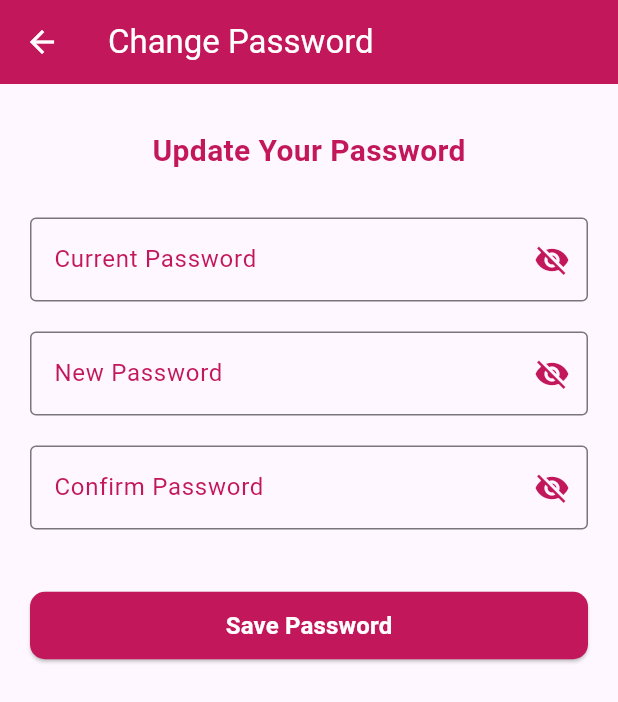
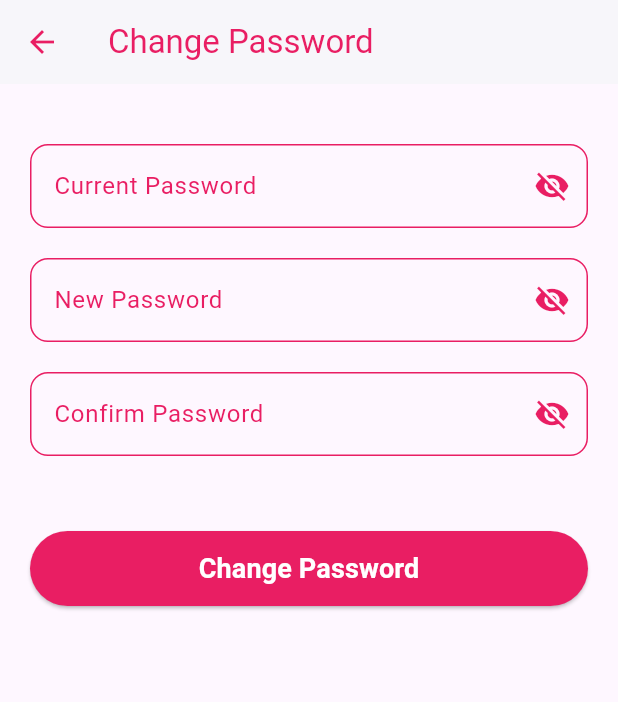
Before and after one commit to maryamf25/quickdate_app, a Flutter app: the ChangePasswordScreen screen opened directly, on a phone screen of 412 x 824 dp. Shown: the top 702 px of the screen. Run offline on Flutter 3.47's test engine with Material 3 defaults, Android fonts, the light colour scheme and no system bars; our stand-ins replace country_picker, google_sign_in, hive, hive_flutter, shared_preferences; missing offline and left inert: flutter_facebook_auth; accounts and stored records are empty.

Commit message:
Password Change function

```diff
--- a/lib/screens/LoginActivity.dart
+++ b/lib/screens/LoginActivity.dart
@@ -369,6 +369,8 @@ class _LoginScreenState extends State<LoginScreen> {
         'password': password,
         'mobile_device_id': UserDetails.deviceId,
       };
+      UserDetails.password = passwordController.text.trim();
+
       final response = await http.post(
         Uri.parse('${SocialLoginService.baseUrl}/users/login'),
         headers: {'Content-Type': 'application/x-www-form-urlencoded'},
--- a/lib/screens/change_password_screen.dart
+++ b/lib/screens/change_password_screen.dart
@@ -1,7 +1,7 @@
-import 'dart:convert';
 import 'package:flutter/material.dart';
 import 'package:http/http.dart' as http;
-import '../Utils/user_details.dart'; // adjust path if needed
+import 'dart:convert';
+import '../utils/user_details.dart';
 
 class ChangePasswordScreen extends StatefulWidget {
   const ChangePasswordScreen({super.key});
@@ -11,118 +11,24 @@ class ChangePasswordScreen extends StatefulWidget {
 }
 
 class _ChangePasswordScreenState extends State<ChangePasswordScreen> {
-  final TextEditingController _currentPasswordController = TextEditingController();
-  final TextEditingController _newPasswordController = TextEditingController();
-  final TextEditingController _confirmPasswordController = TextEditingController();
+  final TextEditingController currentPasswordController = TextEditingController();
+  final TextEditingController newPasswordController = TextEditingController();
+  final TextEditingController confirmPasswordController = TextEditingController();
+  final _formKey = GlobalKey<FormState>();
 
-  bool _isLoading = false;
-  bool _showCurrent = false;
-  bool _showNew = false;
-  bool _showConfirm = false;
+  bool currentVisible = false;
+  bool newVisible = false;
+  bool confirmVisible = false;
+  bool isLoading = false;
 
-  final darkPink = Colors.pink.shade700;
+  final Color darkPink = const Color(0xFFE91E63);
 
-  // ⚙️ Replace with your backend API URLs
-  final String loginUrl = "https://backend.staralign.me/endpoint/v1/models/login";
-  final String changePasswordUrl = "https://backend.staralign.me/endpoint/v1/models/change_password";
-
-  // ✅ Step 1: Verify current password by calling the login API (same logic as login screen)
-  Future<bool> _verifyCurrentPassword() async {
-    try {
-      var response = await http.post(
-        Uri.parse(loginUrl),
-        body: {
-          'username': UserDetails.username,
-          'password': _currentPasswordController.text.trim(),
-          'mobile_device_id': UserDetails.deviceId,
-        },
-      );
-
-      print("Verify password response: ${response.body}");
-
-      if (response.statusCode == 200) {
-        var data = jsonDecode(response.body);
-        if (data['code'] == 200 || data['status'] == "200") {
-          // Login successful → password is correct
-          return true;
-        } else {
-          _showMessage("Current password is incorrect!");
-          return false;
-        }
-      } else {
-        _showMessage("Error verifying password. Try again.");
-        return false;
-      }
-    } catch (e) {
-      _showMessage("Error: $e");
-      return false;
-    }
-  }
-
-  // ✅ Step 2: Change password after verification
-  Future<void> _changePassword() async {
-    String newPassword = _newPasswordController.text.trim();
-    String confirmPassword = _confirmPasswordController.text.trim();
-
-    if (newPassword.isEmpty || confirmPassword.isEmpty) {
-      _showMessage("Please fill in all fields!");
-      return;
-    }
-
-    if (newPassword != confirmPassword) {
-      _showMessage("New password and confirm password do not match!");
-      return;
-    }
-
-    setState(() => _isLoading = true);
-
-    bool verified = await _verifyCurrentPassword();
-    if (!verified) {
-      setState(() => _isLoading = false);
-      return;
-    }
-
-    try {
-      var response = await http.post(
-        Uri.parse(changePasswordUrl),
-        body: {
-          'access_token': UserDetails.accessToken,
-          'user_id': UserDetails.userId.toString(),
-          'new_password': newPassword,
-        },
-      );
-
-      print("Change password response: ${response.body}");
-
-      if (response.statusCode == 200) {
-        var data = jsonDecode(response.body);
-        if (data['code'] == 200 || data['status'] == "200") {
-          UserDetails.password = newPassword;
-          _showMessage("Password changed successfully!", success: true);
-          _currentPasswordController.clear();
-          _newPasswordController.clear();
-          _confirmPasswordController.clear();
-        } else {
-          _showMessage(data['message'] ?? "Failed to change password!");
-        }
-      } else {
-        _showMessage("Server error: ${response.statusCode}");
-      }
-    } catch (e) {
-      _showMessage("Error: $e");
-    } finally {
-      if (mounted) setState(() => _isLoading = false);
-    }
-  }
-
-  // ✅ SnackBar helper
-  void _showMessage(String msg, {bool success = false}) {
-    ScaffoldMessenger.of(context).showSnackBar(
-      SnackBar(
-        content: Text(msg, style: const TextStyle(color: Colors.white)),
-        backgroundColor: success ? darkPink : Colors.red.shade600,
-      ),
-    );
+  @override
+  void dispose() {
+    currentPasswordController.dispose();
+    newPasswordController.dispose();
+    confirmPasswordController.dispose();
+    super.dispose();
   }
 
   @override
@@ -130,109 +36,271 @@ class _ChangePasswordScreenState extends State<ChangePasswordScreen> {
     return Scaffold(
       appBar: AppBar(
         title: const Text("Change Password"),
-        backgroundColor: darkPink,
-        foregroundColor: Colors.white,
+        backgroundColor: Colors.white,
+        foregroundColor: darkPink,
+        elevation: 1,
+        leading: IconButton(
+          icon: const Icon(Icons.arrow_back),
+          onPressed: () => Navigator.pop(context),
+        ),
       ),
       body: SingleChildScrollView(
         padding: const EdgeInsets.all(20),
-        child: Column(
-          children: [
-            const SizedBox(height: 10),
-            Text(
-              "Update Your Password",
-              style: TextStyle(
-                fontSize: 20,
-                fontWeight: FontWeight.bold,
-                color: darkPink,
+        child: Form(
+          key: _formKey,
+          child: Column(
+            children: [
+              const SizedBox(height: 20),
+              _buildPasswordField(
+                controller: currentPasswordController,
+                label: "Current Password",
+                visible: currentVisible,
+                onToggle: () => setState(() => currentVisible = !currentVisible),
+                validator: (value) {
+                  if (value == null || value.trim().isEmpty) {
+                    return 'Please enter your current password';
+                  }
+                  return null;
+                },
               ),
-            ),
-            const SizedBox(height: 30),
-
-            // 🔒 Current password
-            TextField(
-              controller: _currentPasswordController,
-              obscureText: !_showCurrent,
-              decoration: InputDecoration(
-                labelText: "Current Password",
-                labelStyle: TextStyle(color: darkPink),
-                suffixIcon: IconButton(
-                  icon: Icon(
-                    _showCurrent ? Icons.visibility : Icons.visibility_off,
-                    color: darkPink,
+              const SizedBox(height: 20),
+              _buildPasswordField(
+                controller: newPasswordController,
+                label: "New Password",
+                visible: newVisible,
+                onToggle: () => setState(() => newVisible = !newVisible),
+                validator: (value) {
+                  if (value == null || value.trim().isEmpty) {
+                    return 'Please enter a new password';
+                  }
+                  if (value.trim().length < 6) {
+                    return 'Password must be at least 6 characters';
+                  }
+                  return null;
+                },
+              ),
+              const SizedBox(height: 20),
+              _buildPasswordField(
+                controller: confirmPasswordController,
+                label: "Confirm Password",
+                visible: confirmVisible,
+                onToggle: () => setState(() => confirmVisible = !confirmVisible),
+                validator: (value) {
+                  if (value == null || value.trim().isEmpty) {
+                    return 'Please confirm your password';
+                  }
+                  if (value.trim() != newPasswordController.text.trim()) {
+                    return 'Passwords do not match';
+                  }
+                  return null;
+                },
+              ),
+              const SizedBox(height: 30),
+              const SizedBox(height: 20),
+              SizedBox(
+                width: double.infinity,
+                height: 50,
+                child: ElevatedButton(
+                  style: ElevatedButton.styleFrom(
+                    backgroundColor: darkPink,
+                    shape: RoundedRectangleBorder(
+                      borderRadius: BorderRadius.circular(25),
+                    ),
                   ),
-                  onPressed: () => setState(() => _showCurrent = !_showCurrent),
-                ),
-                border: const OutlineInputBorder(),
-                focusedBorder: OutlineInputBorder(
-                  borderSide: BorderSide(color: darkPink, width: 2),
+                  onPressed: isLoading ? null : _changePassword,
+                  child: isLoading
+                      ? const SizedBox(
+                    width: 20,
+                    height: 20,
+                    child: CircularProgressIndicator(
+                      strokeWidth: 2,
+                      valueColor: AlwaysStoppedAnimation<Color>(Colors.white),
+                    ),
+                  )
+                      : const Text(
+                    "Change Password",
+                    style: TextStyle(
+                      color: Colors.white,
+                      fontSize: 18,
+                      fontWeight: FontWeight.bold,
+                    ),
+                  ),
                 ),
               ),
-            ),
-            const SizedBox(height: 20),
+            ],
+          ),
+        ),
+      ),
+    );
+  }
 
-            // 🔒 New password
-            TextField(
-              controller: _newPasswordController,
-              obscureText: !_showNew,
-              decoration: InputDecoration(
-                labelText: "New Password",
-                labelStyle: TextStyle(color: darkPink),
-                suffixIcon: IconButton(
-                  icon: Icon(
-                    _showNew ? Icons.visibility : Icons.visibility_off,
-                    color: darkPink,
-                  ),
-                  onPressed: () => setState(() => _showNew = !_showNew),
-                ),
-                border: const OutlineInputBorder(),
-                focusedBorder: OutlineInputBorder(
-                  borderSide: BorderSide(color: darkPink, width: 2),
-                ),
-              ),
-            ),
-            const SizedBox(height: 20),
+  Widget _buildPasswordField({
+    required TextEditingController controller,
+    required String label,
+    required bool visible,
+    required VoidCallback onToggle,
+    String? Function(String?)? validator,
+  }) {
+    return TextFormField(
+      controller: controller,
+      obscureText: !visible,
+      validator: validator,
+      decoration: InputDecoration(
+        labelText: label,
+        labelStyle: TextStyle(color: darkPink),
+        enabledBorder: OutlineInputBorder(
+          borderSide: BorderSide(color: darkPink),
+          borderRadius: BorderRadius.circular(12),
+        ),
+        focusedBorder: OutlineInputBorder(
+          borderSide: BorderSide(color: darkPink, width: 2),
+          borderRadius: BorderRadius.circular(12),
+        ),
+        errorBorder: OutlineInputBorder(
+          borderSide: const BorderSide(color: Colors.red),
+          borderRadius: BorderRadius.circular(12),
+        ),
+        focusedErrorBorder: OutlineInputBorder(
+          borderSide: const BorderSide(color: Colors.red, width: 2),
+          borderRadius: BorderRadius.circular(12),
+        ),
+        suffixIcon: IconButton(
+          icon: Icon(
+            visible ? Icons.visibility : Icons.visibility_off,
+            color: darkPink,
+          ),
+          onPressed: onToggle,
+        ),
+      ),
+      style: TextStyle(color: darkPink),
+    );
+  }
 
-            // 🔒 Confirm password
-            TextField(
-              controller: _confirmPasswordController,
-              obscureText: !_showConfirm,
-              decoration: InputDecoration(
-                labelText: "Confirm Password",
-                labelStyle: TextStyle(color: darkPink),
-                suffixIcon: IconButton(
-                  icon: Icon(
-                    _showConfirm ? Icons.visibility : Icons.visibility_off,
-                    color: darkPink,
-                  ),
-                  onPressed: () => setState(() => _showConfirm = !_showConfirm),
-                ),
-                border: const OutlineInputBorder(),
-                focusedBorder: OutlineInputBorder(
-                  borderSide: BorderSide(color: darkPink, width: 2),
-                ),
-              ),
-            ),
-            const SizedBox(height: 40),
+  // ✅ FIXED: access_token IN POST BODY, NOT URL
+  Future<void> _changePassword() async {
+    // Validate form
+    if (!_formKey.currentState!.validate()) {
+      return;
+    }
 
-            // Save button
-            ElevatedButton(
-              onPressed: _isLoading ? null : _changePassword,
-              style: ElevatedButton.styleFrom(
-                backgroundColor: darkPink,
-                foregroundColor: Colors.white,
-                minimumSize: const Size(double.infinity, 45),
-                shape: RoundedRectangleBorder(
-                  borderRadius: BorderRadius.circular(10),
-                ),
-              ),
-              child: _isLoading
-                  ? const CircularProgressIndicator(color: Colors.white)
-                  : const Text(
-                "Save Password",
-                style: TextStyle(fontSize: 16, fontWeight: FontWeight.bold),
-              ),
-            ),
-          ],
+    final current = currentPasswordController.text.trim();
+    final newPass = newPasswordController.text.trim();
+    final confirm = confirmPasswordController.text.trim();
+
+    // Check if new passwords match
+    if (newPass != confirm) {
+      _showSnack("New passwords do not match");
+      return;
+    }
+
+    // Check if current password is correct
+    if (current != UserDetails.password) {
+      _showSnack("Current password is incorrect");
+      return;
+    }
+
+    // Check if new password is different from current
+    if (newPass == current) {
+      _showSnack("New password must be different from current password");
+      return;
+    }
+
+    setState(() => isLoading = true);
+
+    try {
+      // ✅ NO access_token IN URL - IT GOES IN THE BODY!
+      final url = Uri.parse(
+          'https://backend.staralign.me/endpoint/v1/models/users/change_password'
+      );
+
+      // ✅ access_token MUST BE IN THE POST BODY
+      Map<String, String> body = {
+        'access_token': UserDetails.accessToken,  // ✅ IN BODY!
+        'c_pass': current,
+        'n_pass': newPass,
+        'cn_pass': confirm,
+      };
+
+      print('🔐 Changing password...');
+      print('📦 Body: $body');
+
+      final response = await http.post(
+        url,
+        headers: {'Content-Type': 'application/x-www-form-urlencoded'},
+        body: body,
+      );
+
+      print('📡 Response Status: ${response.statusCode}');
+      print('📡 Response Body: ${response.body}');
+
+      var data = jsonDecode(response.body);
+
+      if (response.statusCode == 200 && data['code'] == 200) {
+        // ✅ SUCCESS - UPDATE LOCAL PASSWORD
+        UserDetails.password = newPass;
+
+        _showSnack("Password changed successfully");
+
+        // Clear password fields
+        currentPasswordController.clear();
+        newPasswordController.clear();
+        confirmPasswordController.clear();
+
+        // Wait a bit for user to see the success message, then go back
+        await Future.delayed(const Duration(seconds: 2));
+        if (mounted) {
+          Navigator.pop(context);
+        }
+      } else {
+        // Handle error
+        String message = "Failed to change password";
+
+        if (data['message'] != null && data['message'].toString().isNotEmpty) {
+          message = data['message'];
+        } else if (data['errors'] != null) {
+          if (data['errors'] is Map) {
+            message = data['errors']['error_text'] ?? data['errors'].toString();
+          } else if (data['errors'] is String) {
+            message = data['errors'];
+          }
+        } else if (data['error'] != null) {
+          message = data['error'];
+        }
+
+        _showSnack(message);
+      }
+    } catch (e) {
+      print('❌ Exception: $e');
+      _showSnack("Failed to connect to server. Please check your internet connection.");
+    } finally {
+      if (mounted) {
+        setState(() => isLoading = false);
+      }
+    }
+  }
+
+  // ✅ SNACKBAR WITH DYNAMIC COLOR
+  void _showSnack(String message) {
+    if (!mounted) return;
+
+    final backgroundColor = message.toLowerCase().contains("success")
+        ? Colors.green
+        : darkPink;
+
+    ScaffoldMessenger.of(context).showSnackBar(
+      SnackBar(
+        content: Text(
+          message,
+          style: const TextStyle(
+            color: Colors.white,
+            fontSize: 16,
+          ),
+        ),
+        backgroundColor: backgroundColor,
+        duration: const Duration(seconds: 3),
+        behavior: SnackBarBehavior.floating,
+        shape: RoundedRectangleBorder(
+          borderRadius: BorderRadius.circular(10),
         ),
       ),
     );
```
